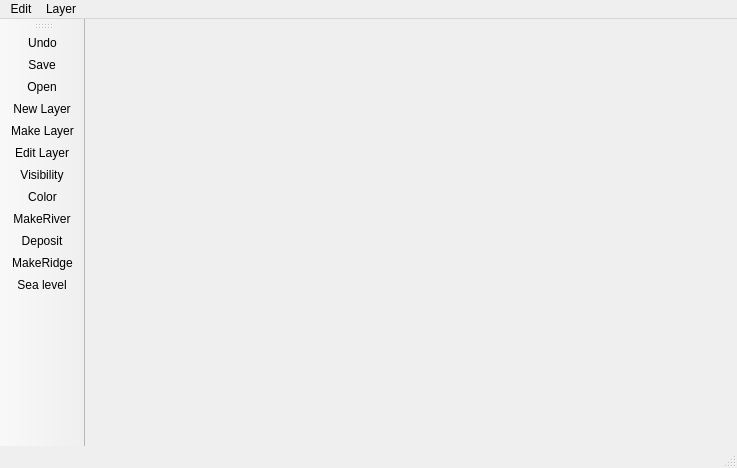
Old version of the form app/gui/mainwindow.ui in the repository mortalisk/geoSketch.
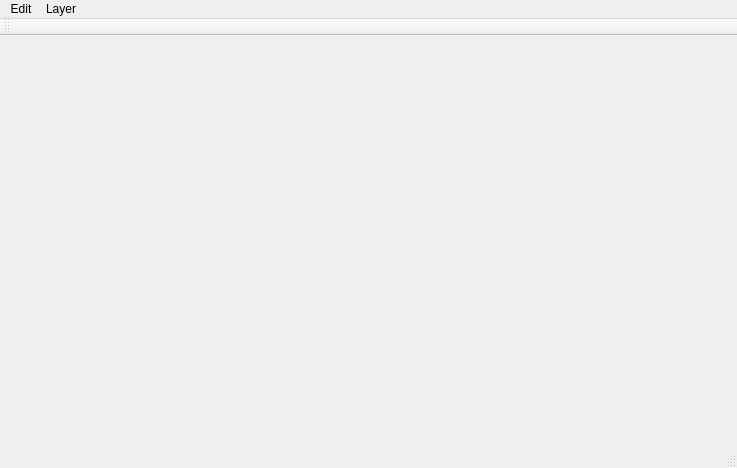
New version of the form. Icons and pictures are not drawn.

Diff of the .ui file:
```diff
--- a/app/gui/mainwindow.ui
+++ b/app/gui/mainwindow.ui
@@ -24,23 +24,11 @@
     <string>toolBar</string>
    </property>
    <attribute name="toolBarArea">
-    <enum>LeftToolBarArea</enum>
+    <enum>TopToolBarArea</enum>
    </attribute>
    <attribute name="toolBarBreak">
     <bool>false</bool>
    </attribute>
-   <addaction name="actionUndo"/>
-   <addaction name="actionSave"/>
-   <addaction name="actionOpen"/>
-   <addaction name="actionNewLayer"/>
-   <addaction name="actionMakeLayer"/>
-   <addaction name="actionEditLayer"/>
-   <addaction name="actionVisibility"/>
-   <addaction name="actionColor"/>
-   <addaction name="actionMakeRiver"/>
-   <addaction name="actionDeposit"/>
-   <addaction name="actionMakeRidge"/>
-   <addaction name="actionSea"/>
   </widget>
   <widget class="QMenuBar" name="menuBar">
    <property name="geometry">
@@ -69,115 +57,6 @@
    <addaction name="menuEdit"/>
    <addaction name="menuLayer"/>
   </widget>
-  <action name="actionUndo">
-   <property name="icon">
-    <iconset>
-     <normaloff>:/icons/edit-undo.png</normaloff>:/icons/edit-undo.png</iconset>
-   </property>
-   <property name="text">
-    <string>Undo</string>
-   </property>
-   <property name="toolTip">
-    <string>Click to undo last action</string>
-   </property>
-   <property name="shortcut">
-    <string>Ctrl+Z</string>
-   </property>
-  </action>
-  <action name="actionMakeLayer">
-   <property name="text">
-    <string>Make Layer</string>
-   </property>
-   <property name="toolTip">
-    <string>Click to generate layer</string>
-   </property>
-   <property name="shortcut">
-    <string>Ctrl+M</string>
-   </property>
-  </action>
-  <action name="actionNewLayer">
-   <property name="text">
-    <string>New Layer</string>
-   </property>
-   <property name="toolTip">
-    <string>Click to start drawing a new layer</string>
-   </property>
-   <property name="shortcut">
-    <string>Ctrl+N</string>
-   </property>
-  </action>
-  <action name="actionVisibility">
-   <property name="checkable">
-    <bool>true</bool>
-   </property>
-   <property name="text">
-    <string>Visibility</string>
-   </property>
-   <property name="toolTip">
-    <string>Toggle visibility of current layer</string>
-   </property>
-   <property name="shortcut">
-    <string>Ctrl+.</string>
-   </property>
-  </action>
-  <action name="actionColor">
-   <property name="text">
-    <string>Color</string>
-   </property>
-   <property name="toolTip">
-    <string>Click to choose color</string>
-   </property>
-   <property name="shortcut">
-    <string>Ctrl+K</string>
-   </property>
-  </action>
-  <action name="actionEditLayer">
-   <property name="text">
-    <string>Edit Layer</string>
-   </property>
-  </action>
-  <action name="actionMakeRiver">
-   <property name="text">
-    <string>MakeRiver</string>
-   </property>
-  </action>
-  <action name="actionMakeRidge">
-   <property name="text">
-    <string>MakeRidge</string>
-   </property>
-  </action>
-  <action name="actionSave">
-   <property name="text">
-    <string>Save</string>
-   </property>
-   <property name="toolTip">
-    <string>Save</string>
-   </property>
-   <property name="shortcut">
-    <string>Ctrl+S</string>
-   </property>
-  </action>
-  <action name="actionOpen">
-   <property name="text">
-    <string>Open</string>
-   </property>
-   <property name="shortcut">
-    <string>Ctrl+O</string>
-   </property>
-  </action>
-  <action name="actionSea">
-   <property name="text">
-    <string>Sea level</string>
-   </property>
-   <property name="toolTip">
-    <string>Indicate sea level</string>
-   </property>
-  </action>
-  <action name="actionDeposit">
-   <property name="text">
-    <string>Deposit</string>
-   </property>
-  </action>
  </widget>
  <layoutdefault spacing="6" margin="11"/>
  <resources/>
```
Left out of the diff: 7 changed lines with no effect on the pictures.
